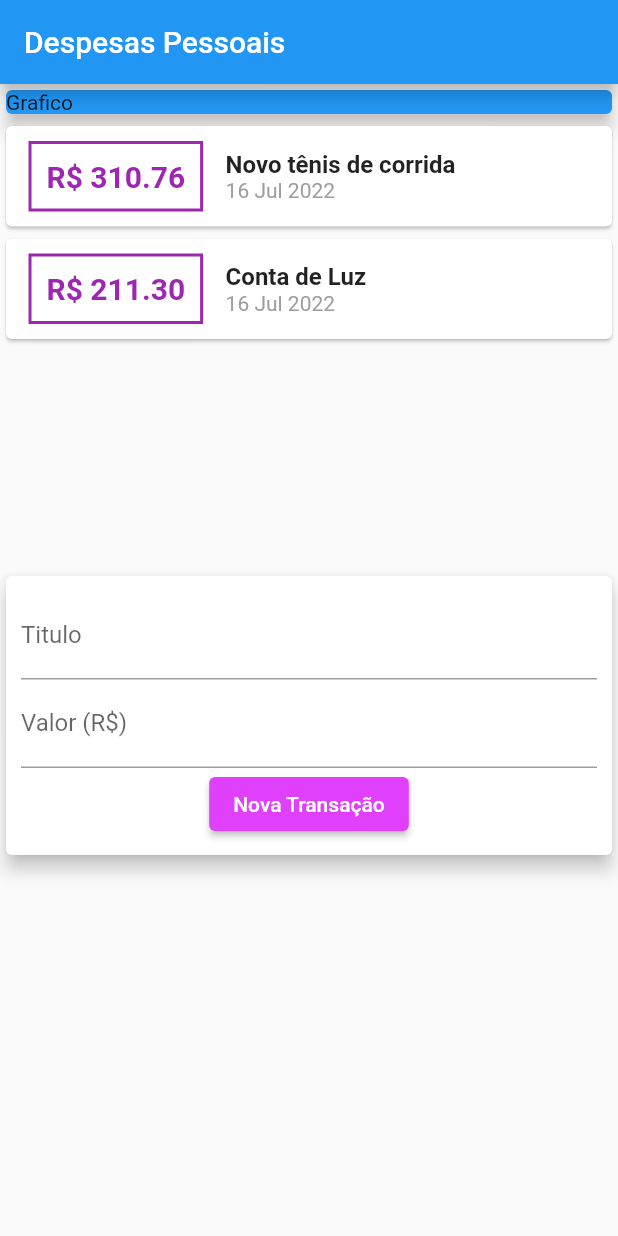
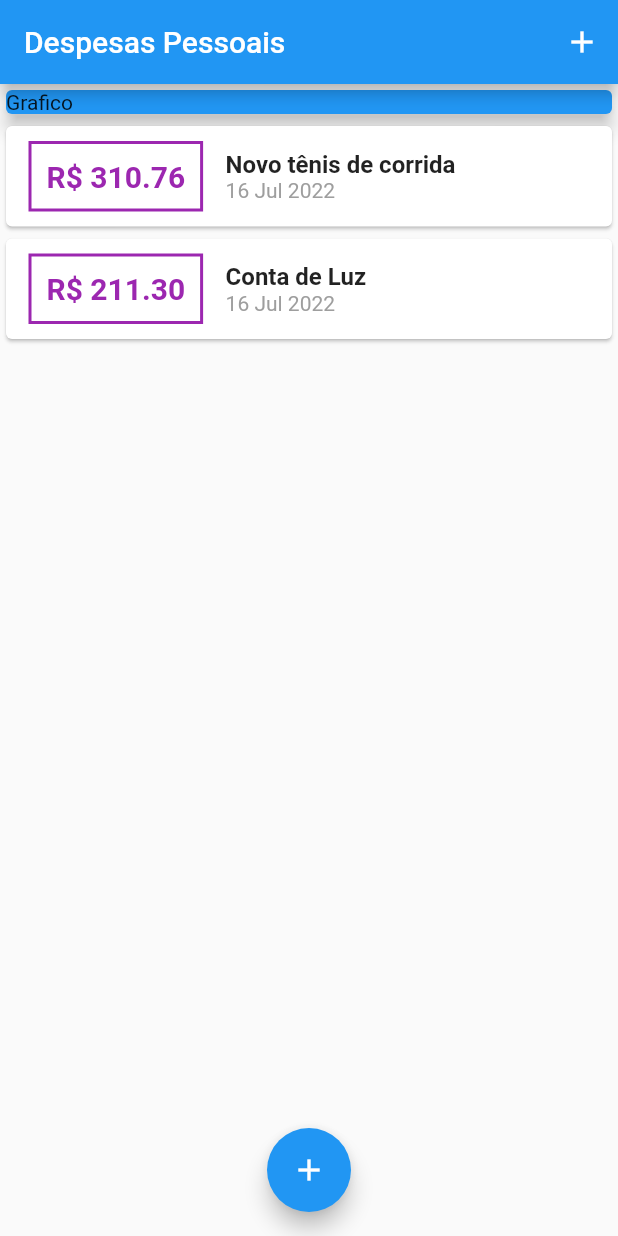
Before and after one commit to LuizRoberto18/ExpensesApp, a Flutter app: the screen it shows after launch, on a phone screen of 412 x 824 dp. Run offline on Flutter 3.47's test engine with Material 2 defaults, Android fonts, the phone set to English and light mode, and no system bars.

Commit message:
refatorando código da main.dart e transaction_form.dart  para abrir e fechar o modal formulario

```diff
--- a/lib/components/transaction_user.dart
+++ /dev/null
@@ -1,53 +0,0 @@
-import 'dart:math';
-
-import 'package:flutter/material.dart';
-import '../models/transaction.dart';
-import 'transaction_form.dart';
-import 'transaction_list.dart';
-
-class TransactionUser extends StatefulWidget {
-  TransactionUser({Key? key}) : super(key: key);
-
-  @override
-  State<TransactionUser> createState() => _TransactionUserState();
-}
-
-class _TransactionUserState extends State<TransactionUser> {
-  final _transactions = [
-    Transaction(
-      id: 't1',
-      title: 'Novo tênis de corrida',
-      value: 310.76,
-      date: DateTime.now(),
-    ),
-    Transaction(
-      id: 't2',
-      title: 'Conta de Luz',
-      value: 211.30,
-      date: DateTime.now(),
-    ),
-  ];
-
-  _addTransaction(String title, double value) {
-    final newTransaction = Transaction(
-      id: Random().nextDouble().toString(),
-      title: title,
-      value: value,
-      date: DateTime.now(),
-    );
-
-    setState(() {
-      _transactions.add(newTransaction);
-    });
-  }
-
-  @override
-  Widget build(BuildContext context) {
-    return Column(
-      children: [
-        TransactionList(_transactions),
-        TransactionForm(_addTransaction),
-      ],
-    );
-  }
-}
--- a/lib/main.dart
+++ b/lib/main.dart
@@ -1,5 +1,9 @@
+import 'package:expenses/components/transaction_form.dart';
 import 'package:flutter/material.dart';
-import 'components/transaction_user.dart';
+import 'dart:math';
+import './components/transaction_form.dart';
+import 'models/transaction.dart';
+import './components/transaction_list.dart';
 
 main() => runApp(ExpensesApp());
 
@@ -14,14 +18,62 @@ class ExpensesApp extends StatelessWidget {
   }
 }
 
-class MyHomePage extends StatelessWidget {
+class MyHomePage extends StatefulWidget {
   MyHomePage({Key? key}) : super(key: key);
+
+  @override
+  State<MyHomePage> createState() => _MyHomePageState();
+}
+
+class _MyHomePageState extends State<MyHomePage> {
+  final _transactions = [
+    Transaction(
+      id: 't1',
+      title: 'Novo tênis de corrida',
+      value: 310.76,
+      date: DateTime.now(),
+    ),
+    Transaction(
+      id: 't2',
+      title: 'Conta de Luz',
+      value: 211.30,
+      date: DateTime.now(),
+    ),
+  ];
+  _openTransactionFormModal(BuildContext context) {
+    showModalBottomSheet(
+        context: context,
+        builder: (ctx) {
+          return TransactionForm(_addTransaction);
+        });
+  }
+
+  _addTransaction(String title, double value) {
+    final newTransaction = Transaction(
+      id: Random().nextDouble().toString(),
+      title: title,
+      value: value,
+      date: DateTime.now(),
+    );
+
+    setState(() {
+      _transactions.add(newTransaction);
+    });
+
+    Navigator.of(context).pop();
+  }
 
   @override
   Widget build(BuildContext context) {
     return Scaffold(
       appBar: AppBar(
         title: const Text("Despesas Pessoais"),
+        actions: [
+          IconButton(
+            onPressed: () => _openTransactionFormModal(context),
+            icon: Icon(Icons.add),
+          ),
+        ],
       ),
       body: SingleChildScrollView(
         child: Column(
@@ -35,10 +87,15 @@ class MyHomePage extends StatelessWidget {
                 elevation: 5,
               ),
             ),
-            TransactionUser(),
+            TransactionList(_transactions),
           ],
         ),
       ),
+      floatingActionButton: FloatingActionButton(
+        onPressed: () => _openTransactionFormModal(context),
+        child: Icon(Icons.add),
+      ),
+      floatingActionButtonLocation: FloatingActionButtonLocation.centerFloat,
     );
   }
 }
```
Also changed, not shown: lib/components/transaction_form.dart (+11 -4 lines).
